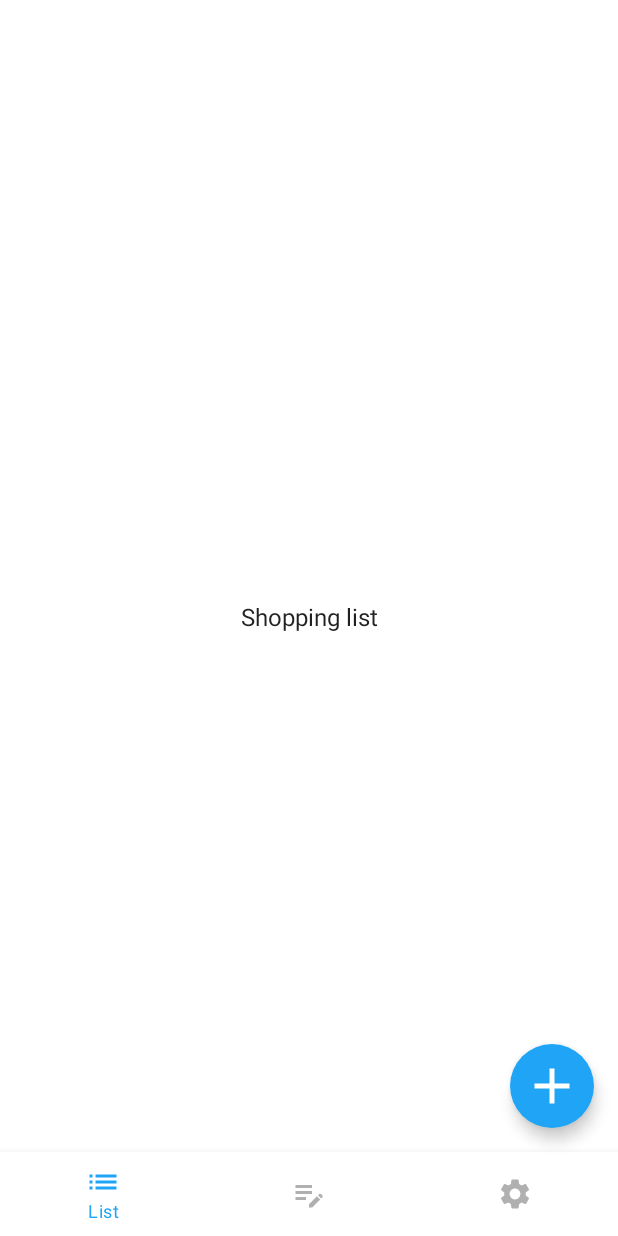
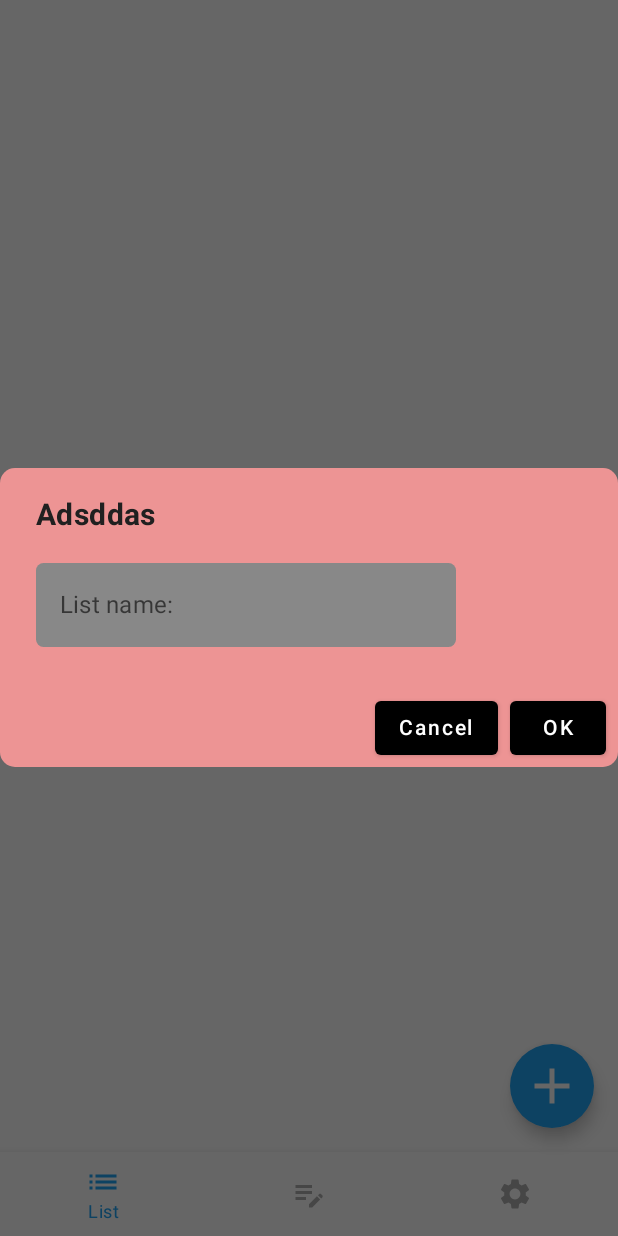
Before and after one commit to Kenig88/ShoppingListCompose2023, an Android app built with Jetpack Compose: the screen it shows after launch (MainActivity), on a phone screen of 412 x 824 dp. Run offline under Robolectric (Android 15) with nearby library versions, the phone set to English and light mode, and no system bars; our stand-ins replace Dagger/Hilt's generated code, Room's generated code.

Commit message:
5# Dialog, Channel, AlertDialog

```diff
--- /dev/null
+++ b/app/src/main/java/com/kenig/shoppinglistcompose2023/dialog/DialogController.kt
@@ -0,0 +1,11 @@
+package com.kenig.shoppinglistcompose2023.dialog
+
+import androidx.compose.runtime.MutableState
+
+interface DialogController {
+    val dialogTitle: MutableState<String>
+    val editableText: MutableState<String> //это когда ввожу текст он сразу будет меняться на экране
+    val openDialog: MutableState<Boolean>
+    val showEditableText: MutableState<Boolean> //показать или нет TextField диалога
+    fun onDialogEvent(event: DialogEvent)
+}
--- /dev/null
+++ b/app/src/main/java/com/kenig/shoppinglistcompose2023/dialog/MainDialog.kt
@@ -0,0 +1,96 @@
+package com.kenig.shoppinglistcompose2023.dialog
+
+import androidx.compose.foundation.background
+import androidx.compose.foundation.border
+import androidx.compose.foundation.layout.*
+import androidx.compose.foundation.shape.RoundedCornerShape
+import androidx.compose.material.*
+import androidx.compose.runtime.Composable
+import androidx.compose.ui.Modifier
+import androidx.compose.ui.graphics.Color
+import androidx.compose.ui.res.stringResource
+import androidx.compose.ui.text.TextStyle
+import androidx.compose.ui.text.font.FontWeight
+import androidx.compose.ui.unit.dp
+import androidx.compose.ui.unit.sp
+import com.kenig.shoppinglistcompose2023.R
+import com.kenig.shoppinglistcompose2023.ui.theme.DarkText
+import com.kenig.shoppinglistcompose2023.ui.theme.Red
+import com.kenig.shoppinglistcompose2023.ui.theme.RedDialog
+
+@Composable
+fun MainDialog(dialogController: DialogController) {
+    if (dialogController.openDialog.value) {
+        AlertDialog(
+            onDismissRequest = {
+                dialogController.onDialogEvent(DialogEvent.OnCancelButton)
+            },
+            title = null,
+            text = {
+                Column(
+                    modifier = Modifier.fillMaxWidth()
+                ) {
+                    Text(
+                        text = dialogController.dialogTitle.value,
+                        fontSize = 20.sp,
+                        fontWeight = FontWeight.Bold,
+                        color = DarkText
+                    )
+                    Spacer(
+                        modifier = Modifier.height(20.dp)
+                    )
+                    if (dialogController.showEditableText.value) {
+                        TextField(
+                            shape = RoundedCornerShape(5.dp),
+                            value = dialogController.editableText.value,
+                            onValueChange = { text -> //постоянно обновляет текст который пишу
+                                dialogController.onDialogEvent(DialogEvent.OnTextChange(text))
+                            },
+                            label = {
+                                Text(text = stringResource(R.string.dialog_label))
+                            },
+                            colors = TextFieldDefaults.textFieldColors(
+                                backgroundColor = Color.Gray,
+                                focusedIndicatorColor = Color.Transparent,
+                                unfocusedIndicatorColor = Color.Transparent
+                            ),
+                            singleLine = true,
+                            textStyle = TextStyle(
+                                color = DarkText,
+                                fontSize = 18.sp
+                            )
+                        )
+                    }
+                }
+            },
+            confirmButton = {
+                Button(
+                    onClick = {
+                        dialogController.onDialogEvent(DialogEvent.OnConfirmButton)
+                    },
+                    colors = ButtonDefaults.buttonColors(Color.Black)
+                ) {
+                    Text(
+                        text = stringResource(R.string.dialog_confirm_button),
+                        color = Color.White
+                    )
+                }
+            },
+            dismissButton = {
+                Button(
+                    onClick = {
+                        dialogController.onDialogEvent(DialogEvent.OnCancelButton)
+                    },
+                    colors = ButtonDefaults.buttonColors(Color.Black)
+                ) {
+                    Text(
+                        text = stringResource(R.string.dialog_cancel_button),
+                        color = Color.White
+                    )
+                }
+            },
+            shape = RoundedCornerShape(10.dp),
+            backgroundColor = RedDialog
+        )
+    }
+}
--- a/app/src/main/java/com/kenig/shoppinglistcompose2023/main_screen/MainScreen.kt
+++ b/app/src/main/java/com/kenig/shoppinglistcompose2023/main_screen/MainScreen.kt
@@ -10,6 +10,8 @@ import androidx.compose.ui.res.painterResource
 import androidx.compose.ui.unit.dp
 import androidx.navigation.compose.rememberNavController
 import com.kenig.shoppinglistcompose2023.R
+import com.kenig.shoppinglistcompose2023.dialog.DialogController
+import com.kenig.shoppinglistcompose2023.dialog.MainDialog
 import com.kenig.shoppinglistcompose2023.navigation.NavigationGraph
 
 @SuppressLint("UnusedMaterialScaffoldPaddingParameter")
--- a/app/src/main/java/com/kenig/shoppinglistcompose2023/navigation/NavigationGraph.kt
+++ b/app/src/main/java/com/kenig/shoppinglistcompose2023/navigation/NavigationGraph.kt
@@ -1,6 +1,7 @@
 package com.kenig.shoppinglistcompose2023.navigation
 
 import androidx.compose.runtime.Composable
+import androidx.lifecycle.viewmodel.compose.viewModel
 import androidx.navigation.NavHostController
 import androidx.navigation.compose.NavHost
 import androidx.navigation.compose.composable
--- a/app/src/main/java/com/kenig/shoppinglistcompose2023/shopping_list_screen/ShoppingListScreen.kt
+++ b/app/src/main/java/com/kenig/shoppinglistcompose2023/shopping_list_screen/ShoppingListScreen.kt
@@ -7,9 +7,12 @@ import androidx.compose.material.Text
 import androidx.compose.runtime.Composable
 import androidx.compose.ui.Modifier
 import androidx.compose.ui.text.style.TextAlign
+import androidx.hilt.navigation.compose.hiltViewModel
+import com.kenig.shoppinglistcompose2023.dialog.DialogController
+import com.kenig.shoppinglistcompose2023.dialog.MainDialog
 
 @Composable
-fun ShoppingListScreen() {
+fun ShoppingListScreen(viewModel: ShoppingListViewModel = hiltViewModel()) {
     Text(
         text = "Shopping list",
         modifier = Modifier
@@ -17,4 +20,5 @@ fun ShoppingListScreen() {
             .wrapContentHeight()
             .wrapContentWidth()
     )
+    MainDialog(dialogController = viewModel)
 }
--- a/app/src/main/java/com/kenig/shoppinglistcompose2023/shopping_list_screen/ShoppingListViewModel.kt
+++ b/app/src/main/java/com/kenig/shoppinglistcompose2023/shopping_list_screen/ShoppingListViewModel.kt
@@ -1,36 +1,66 @@
 package com.kenig.shoppinglistcompose2023.shopping_list_screen
 
+import androidx.compose.runtime.mutableStateOf
 import androidx.lifecycle.ViewModel
 import androidx.lifecycle.viewModelScope
+import com.kenig.shoppinglistcompose2023.R
 import com.kenig.shoppinglistcompose2023.data.ShoppingListItem
 import com.kenig.shoppinglistcompose2023.data.ShoppingListRepository
+import com.kenig.shoppinglistcompose2023.dialog.DialogEvent
+import com.kenig.shoppinglistcompose2023.dialog.DialogController
+import com.kenig.shoppinglistcompose2023.utils.UiEvent
 import dagger.hilt.android.lifecycle.HiltViewModel
+import kotlinx.coroutines.channels.Channel
+import kotlinx.coroutines.flow.receiveAsFlow
 import kotlinx.coroutines.launch
 import javax.inject.Inject
 
 @HiltViewModel
 class ShoppingListViewModel @Inject constructor(
     private val repository: ShoppingListRepository
-) : ViewModel() {
-    private var listItem: ShoppingListItem? = null
+) : ViewModel(), DialogController {
+    var listItem: ShoppingListItem? = null
+    private val list = repository.getAllItems()
+    private val _uiEvent = Channel<UiEvent>() //передатчик класса UiEvent() через Channel
+    val uiEvent = _uiEvent.receiveAsFlow() //приёмник
 
-    fun onEvent(event: ShoppingListEvent) {
+
+    override var dialogTitle = mutableStateOf("Adsddas")
+        private set //могу записать/изменить только в этом классе, а считать (get) в любом
+
+    override var editableText = mutableStateOf("")
+        private set //могу записать/изменить только в этом классе, а считать (get) в любом
+
+    override var openDialog = mutableStateOf(true)
+        private set //могу записать/изменить только в этом классе, а считать (get) в любом
+
+    override var showEditableText = mutableStateOf(true)
+        private set //могу записать/изменить только в этом классе, а считать (get) в любом
+
+    fun onEvent(event: ShoppingListEvent) { //события на экране ShoppingListScreen
         when (event) {
-            is ShoppingListEvent.OnShowDeleteDialog -> {
+            is ShoppingListEvent.OnShowDeleteDialog -> { //при нажатии кнопки DeleteButton
                 listItem = event.item
+                openDialog.value = true
+                showEditableText.value = false
+                dialogTitle.value = R.string.dialog_delete.toString()
             }
             is ShoppingListEvent.OnShowEditDialog -> {
                 listItem = event.item
+                openDialog.value = true
+                showEditableText.value = true
+                dialogTitle.value = R.string.dialog_title_saveEdit.toString()
+                editableText.value = listItem?.name ?: ""
             }
             is ShoppingListEvent.OnItemClick -> {
-
+                sendUiEvent(UiEvent.Navigate(event.route))
             }
             is ShoppingListEvent.OnItemSave -> {
                 viewModelScope.launch {
                     repository.insertItem(
                         ShoppingListItem(
                             listItem?.id,
-                            "list 1",
+                            editableText.value,
                             "09.09.2023.13:54",
                             listItem?.allItemsCount ?: 0,
                             listItem?.allSelectedItemsCount ?: 0
@@ -40,4 +70,31 @@ class ShoppingListViewModel @Inject constructor(
             }
         }
     }
+
+    override fun onDialogEvent(event: DialogEvent) { //события Диалога на экране ShoppingListScreen
+        when (event) {
+            is DialogEvent.OnTextChange -> {
+                editableText.value = event.text
+            }
+            is DialogEvent.OnConfirmButton -> {
+                if (showEditableText.value) {
+                    onEvent(ShoppingListEvent.OnItemSave)
+                } else {
+                    viewModelScope.launch {
+                        listItem?.let { repository.deleteItem(it) }
+                    }
+                }
+                openDialog.value = false
+            }
+            is DialogEvent.OnCancelButton -> {
+                openDialog.value = false
+            }
+        }
+    }
+
+    private fun sendUiEvent(event: UiEvent) { //функция для передачи UiEvent() на экран ShopLisScr
+        viewModelScope.launch {
+            _uiEvent.send(event)
+        }
+    }
 }
--- a/app/src/main/java/com/kenig/shoppinglistcompose2023/ui/theme/Color.kt
+++ b/app/src/main/java/com/kenig/shoppinglistcompose2023/ui/theme/Color.kt
@@ -12,3 +12,4 @@ val LightText = Color(0xFF696969)
 val DarkText = Color(0xFF202020)
 val Green = Color(0xA618B602)
 val Red = Color(0xA6FE0A0A)
+val RedDialog = Color(0xFFED9494)
--- a/app/src/main/res/values/strings.xml
+++ b/app/src/main/res/values/strings.xml
@@ -1,3 +1,8 @@
 <resources>
     <string name="app_name">ShoppingListCompose2023</string>
+    <string name="dialog_delete">Delete this item?</string>
+    <string name="dialog_title_saveEdit">List name:</string>
+    <string name="dialog_confirm_button">OK</string>
+    <string name="dialog_cancel_button">Cancel</string>
+    <string name="dialog_label">List name: </string>
 </resources>
```
Also changed, not shown: app/src/main/java/com/kenig/shoppinglistcompose2023/dialog/DialogEvent.kt (added, +7 -0 lines), app/src/main/java/com/kenig/shoppinglistcompose2023/utils/UiEvent.kt (added, +7 -0 lines).
